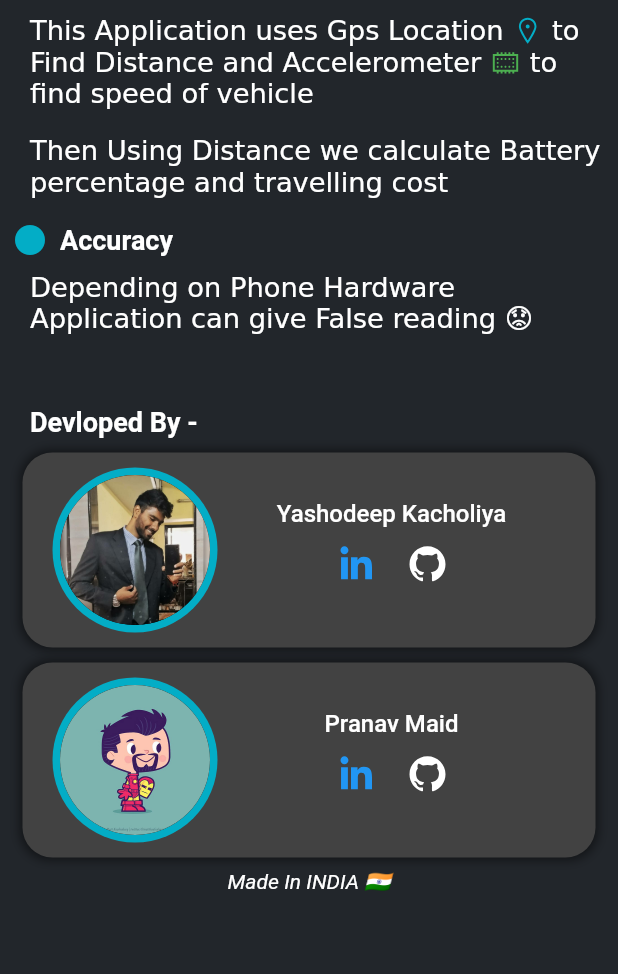
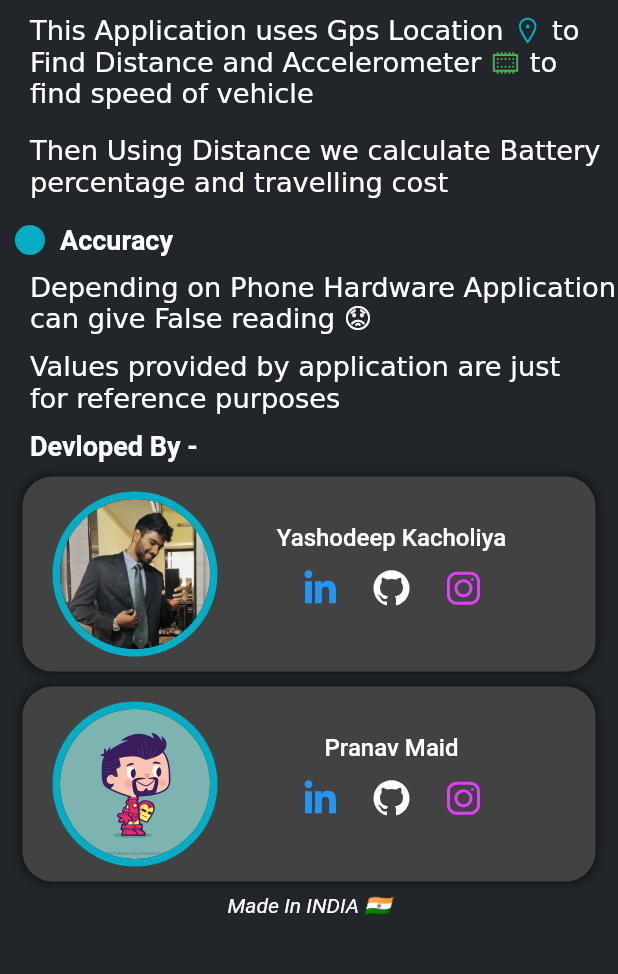
Before and after one commit to yashodeepk/EVMileageCalculator, a Flutter app: the InfoPage screen opened directly, on a phone screen of 412 x 824 dp, the part 131-1105 px from its top. Run offline on Flutter 3.47's test engine with Material 2 defaults, Android fonts, the phone set to English and light mode, and no system bars; our stand-ins replace auto_size_text, fl_chart, geolocator, google_fonts, line_icons, rive and 2 more; missing offline and left inert: currency_picker, flutter_foreground_task, rive_splash_screen; accounts and stored records are empty.

Commit message:
icon added and ui changed

```diff
--- a/lib/pages/Homepage.dart
+++ b/lib/pages/Homepage.dart
@@ -31,8 +31,8 @@ void callback() {
   // int updateCount = 0;
 
   FlutterForegroundTask.initDispatcher((timestamp) async {
-    final strTimestamp = timestamp.toString();
-    print('Calculating Distance - Time: $strTimestamp');
+    // final strTimestamp = timestamp.toString();
+    // print('Calculating Distance - Time: $strTimestamp');
 
     FlutterForegroundTask.update(
       notificationTitle: 'Calculating Distance',
@@ -92,7 +92,7 @@ class _HomePageWidgetState extends State<HomePageWidget> {
         iconData: NotificationIconData(
           resType: ResourceType.mipmap,
           resPrefix: ResourcePrefix.ic,
-          name: 'launcher',
+          name: 'launcher_foreground',
         ),
       ),
       foregroundTaskOptions: ForegroundTaskOptions(
@@ -116,7 +116,7 @@ class _HomePageWidgetState extends State<HomePageWidget> {
   }
 
   Future<void> _toggleListening() async {
-    distancefind = 0.0;
+    // distancefind = 0.0;
     print("In Function");
     if (_positionStreamSubscription == null) {
       print("In Function if");
@@ -152,6 +152,7 @@ class _HomePageWidgetState extends State<HomePageWidget> {
             speedcheck = false;
             speedCheck = "Walking";
           } else {
+            speedcheck = false;
             speedCheck = "Standing";
           }
         });
@@ -176,7 +177,7 @@ class _HomePageWidgetState extends State<HomePageWidget> {
         _positionStreamSubscription!.resume();
         _startForegroundTask();
       } else {
-        icon = false;
+        // icon = false;
         _pressInput?.value = false;
         print('inside _positionStreamSubscription.resume');
         _positionStreamSubscription!.pause();
@@ -396,7 +397,8 @@ class _HomePageWidgetState extends State<HomePageWidget> {
                 width: 15,
               ),
               TextButton(
-                  child: Text("Save"),
+                  child:
+                      Text("Save", style: TextStyle(color: Color(0xff03adc6))),
                   onPressed: () {
                     db.insertData(DataModel(
                         title: titleController.text,
@@ -425,7 +427,8 @@ class _HomePageWidgetState extends State<HomePageWidget> {
                     Navigator.of(context).pop();
                   }),
               TextButton(
-                  child: Text("cancel"),
+                  child: Text("cancel",
+                      style: TextStyle(color: Color(0xff03adc6))),
                   onPressed: () {
                     Navigator.of(context).pop();
                   }),
--- a/lib/pages/infoPage.dart
+++ b/lib/pages/infoPage.dart
@@ -1,6 +1,5 @@
 import 'package:flutter/material.dart';
 import 'package:line_icons/line_icons.dart';
-// import 'package:currency_picker/currency_picker.dart';
 import 'package:url_launcher/url_launcher.dart';
 
 class InfoPage extends StatefulWidget {
@@ -11,14 +10,6 @@ class InfoPage extends StatefulWidget {
 }
 
 class _InfoPageState extends State<InfoPage> {
-  int flagOffset = 0x1F1E6;
-  int asciiOffset = 0x41;
-
-  final codeToCountryEmoji = (code) {
-    final char1 = code.codeUnitAt(0) - 0x41 + 0x1F1E6;
-    final char2 = code.codeUnitAt(1) - 0x41 + 0x1F1E6;
-    return String.fromCharCode(char1) + String.fromCharCode(char2);
-  };
   @override
   Widget build(BuildContext context) {
     return Scaffold(
@@ -188,9 +179,9 @@ class _InfoPageState extends State<InfoPage> {
                   mainAxisAlignment: MainAxisAlignment.start,
                   children: [
                     Container(
-                      padding: EdgeInsets.fromLTRB(20, 0, 10, 0),
+                      padding: EdgeInsets.fromLTRB(20, 0, 0, 0),
                       width: MediaQuery.of(context).size.width,
-                      height: 80,
+                      height: 43,
                       child: RichText(
                         maxLines: 3, textScaleFactor: 1.3,
                         overflow: TextOverflow.ellipsis,
@@ -201,6 +192,33 @@ class _InfoPageState extends State<InfoPage> {
                             TextSpan(
                               text:
                                   "Depending on Phone Hardware Application can give False reading 😟",
+                            ),
+                          ],
+                        ),
+                      ),
+                    ),
+                  ],
+                ),
+                SizedBox(
+                  height: 10,
+                ),
+                Row(
+                  mainAxisAlignment: MainAxisAlignment.start,
+                  children: [
+                    Container(
+                      padding: EdgeInsets.fromLTRB(20, 0, 8, 0),
+                      width: MediaQuery.of(context).size.width,
+                      height: 43,
+                      child: RichText(
+                        maxLines: 3, textScaleFactor: 1.3,
+                        overflow: TextOverflow.ellipsis,
+                        // textDirection: TextDirection.rtl,
+                        // textAlign: TextAlign.justify,
+                        text: TextSpan(
+                          children: [
+                            TextSpan(
+                              text:
+                                  "Values provided by application are just for reference purposes",
                             ),
                           ],
                         ),
@@ -282,6 +300,13 @@ class _InfoPageState extends State<InfoPage> {
                                         color: Colors.white,
                                         size: 32,
                                       )),
+                                  IconButton(
+                                      onPressed: _instagramyashodeep,
+                                      icon: Icon(
+                                        LineIcons.instagram,
+                                        color: Colors.purpleAccent,
+                                        size: 32,
+                                      )),
                                 ],
                               ),
                             ],
@@ -353,6 +378,13 @@ class _InfoPageState extends State<InfoPage> {
                                         color: Colors.white,
                                         size: 32,
                                       )),
+                                  IconButton(
+                                      onPressed: _instagrampranav,
+                                      icon: Icon(
+                                        LineIcons.instagram,
+                                        color: Colors.purpleAccent,
+                                        size: 32,
+                                      )),
                                 ],
                               ),
                             ],
@@ -394,6 +426,10 @@ class _InfoPageState extends State<InfoPage> {
   void _githubpranav() async => await canLaunch('https://github.com/Pranavmaid')
       ? await launch('https://github.com/Pranavmaid')
       : throw 'Faild to launch';
+  void _instagrampranav() async =>
+      await canLaunch('https://www.instagram.com/pranav_222000/?hl=en')
+          ? await launch('https://www.instagram.com/pranav_222000/?hl=en')
+          : throw 'Faild to launch';
 
   void _linkedinyashodeep() async => await canLaunch(
           'https://www.linkedin.com/in/yashodeep-kacholiya-84904911b/')
@@ -404,4 +440,8 @@ class _InfoPageState extends State<InfoPage> {
       await canLaunch('https://github.com/yashodeepk')
           ? await launch('https://github.com/yashodeepk')
           : throw 'Faild to launch';
+  void _instagramyashodeep() async =>
+      await canLaunch('https://www.instagram.com/yashodeep_kacholiya/?hl=en')
+          ? await launch('https://www.instagram.com/yashodeep_kacholiya/?hl=en')
+          : throw 'Faild to launch';
 }
```
Also changed, not shown: 21 other files.
